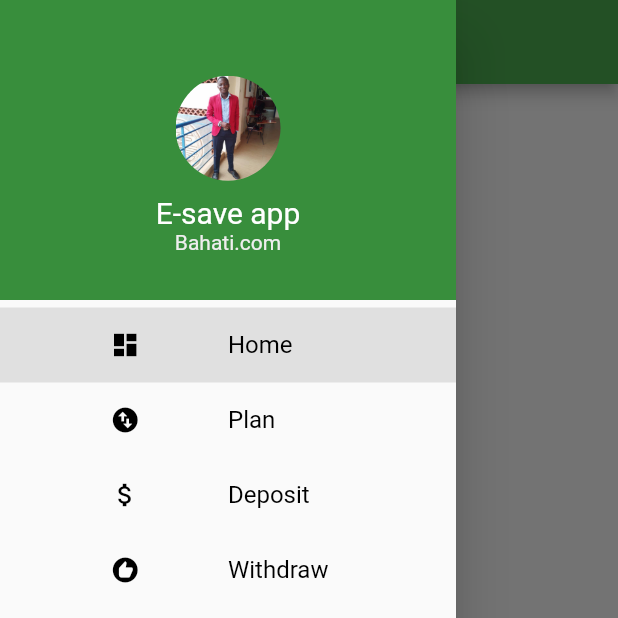
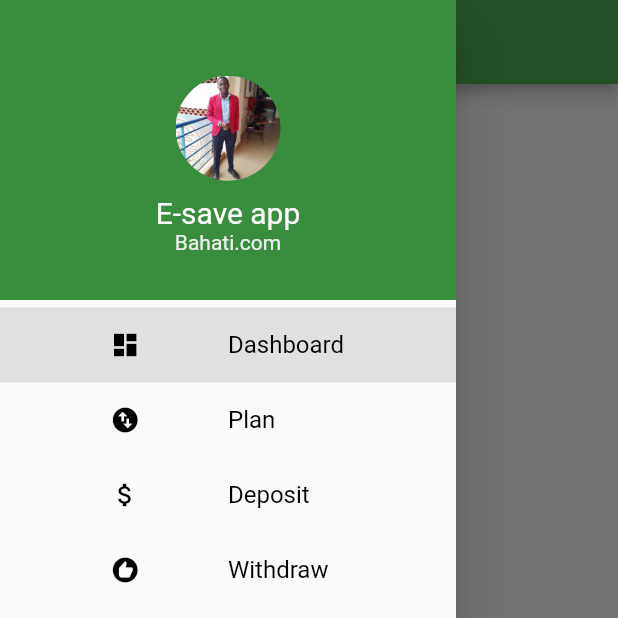
Before and after one commit to Manenomyk/E-Save-app-, a Flutter app: the Home screen opened directly, with the side drawer open, on a phone screen of 412 x 824 dp, the top half of it. Run offline on Flutter 3.47's test engine with Material 2 defaults, Android fonts, the phone set to English and light mode, and no system bars; our stand-ins replace animated_splash_screen, lottie.

Commit message:
menu item update

```diff
--- a/lib/pages/home.dart
+++ b/lib/pages/home.dart
@@ -63,7 +63,7 @@ class _HomeState extends State<Home> {
         children: [
           menuitem(
             1,
-            "Home",
+            "Dashboard",
             Icons.dashboard,
             currentPage == DrawerSection.dashboard ? true : false,
           ),
```
